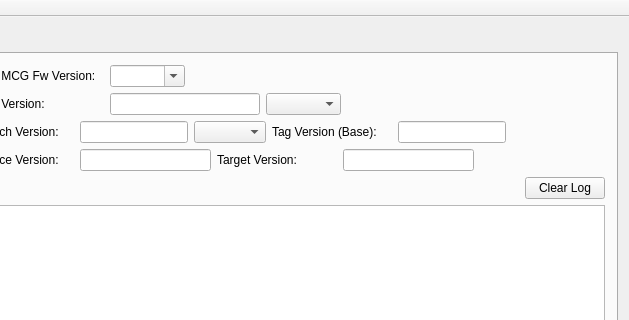
Qt form src/mainwindow.ui (tb4jc/ToolsCollector) before a commit; both pictures show x 266 to 895 and y 0 to 320 of the 895 by 594 pixel window.
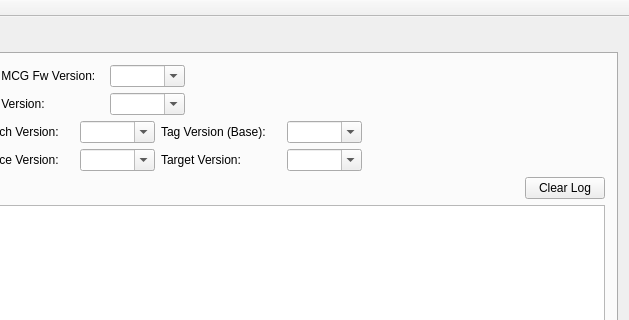
The same form after that commit.

Commit message: Reordered sections in ini file. Updated TCConfig class Updated main window - now everything with editable comboboxes Updated main file to match new config parser class and new ui

```diff
--- a/src/mainwindow.ui
+++ b/src/mainwindow.ui
@@ -124,7 +124,7 @@
              </widget>
             </item>
             <item>
-             <widget class="QLineEdit" name="leMcgPackVersions">
+             <widget class="QComboBox" name="cbMcgPackVersions">
               <property name="minimumSize">
                <size>
                 <width>75</width>
@@ -137,15 +137,11 @@
                 <height>16777215</height>
                </size>
               </property>
-             </widget>
-            </item>
-            <item>
-             <widget class="QComboBox" name="cbPrevPackVersions">
-              <property name="minimumSize">
-               <size>
-                <width>75</width>
-                <height>0</height>
-               </size>
+              <property name="editable">
+               <bool>true</bool>
+              </property>
+              <property name="insertPolicy">
+               <enum>QComboBox::InsertAtTop</enum>
               </property>
              </widget>
             </item>
@@ -193,7 +189,7 @@
              </widget>
             </item>
             <item>
-             <widget class="QLineEdit" name="lePackSrcBranchVersion">
+             <widget class="QComboBox" name="cbPackSrcBranchVersion">
               <property name="minimumSize">
                <size>
                 <width>75</width>
@@ -206,11 +202,14 @@
                 <height>16777215</height>
                </size>
               </property>
+              <property name="editable">
+               <bool>true</bool>
+              </property>
+              <property name="insertPolicy">
+               <enum>QComboBox::InsertAtTop</enum>
+              </property>
              </widget>
             </item>
-            <item>
-             <widget class="QComboBox" name="comboBox"/>
-            </item>
             <item>
              <widget class="QLabel" name="label_7">
               <property name="minimumSize">
@@ -225,7 +224,7 @@
              </widget>
             </item>
             <item>
-             <widget class="QLineEdit" name="leMcgPackTagVersion">
+             <widget class="QComboBox" name="cbMcgPackTagVersion">
               <property name="minimumSize">
                <size>
                 <width>75</width>
@@ -238,6 +237,12 @@
                 <height>16777215</height>
                </size>
               </property>
+              <property name="editable">
+               <bool>true</bool>
+              </property>
+              <property name="insertPolicy">
+               <enum>QComboBox::InsertAtTop</enum>
+              </property>
              </widget>
             </item>
             <item>
@@ -284,7 +289,7 @@
              </widget>
             </item>
             <item>
-             <widget class="QLineEdit" name="leMcgFwRepoVersion">
+             <widget class="QComboBox" name="cbMcgFwRepoVersion">
               <property name="minimumSize">
                <size>
                 <width>75</width>
@@ -297,6 +302,12 @@
                 <height>16777215</height>
                </size>
               </property>
+              <property name="editable">
+               <bool>true</bool>
+              </property>
+              <property name="insertPolicy">
+               <enum>QComboBox::InsertAtTop</enum>
+              </property>
              </widget>
             </item>
             <item>
@@ -313,7 +324,7 @@
              </widget>
             </item>
             <item>
-             <widget class="QLineEdit" name="leMcgFwInstVersion">
+             <widget class="QComboBox" name="cbMcgFwInstVersion">
               <property name="minimumSize">
                <size>
                 <width>75</width>
@@ -326,6 +337,12 @@
                 <height>16777215</height>
                </size>
               </property>
+              <property name="editable">
+               <bool>true</bool>
+              </property>
+              <property name="insertPolicy">
+               <enum>QComboBox::InsertAtTop</enum>
+              </property>
              </widget>
             </item>
             <item>
```
Left out of the diff: 5 changed lines with no effect on the pictures. The commit also changes 3 other files.
